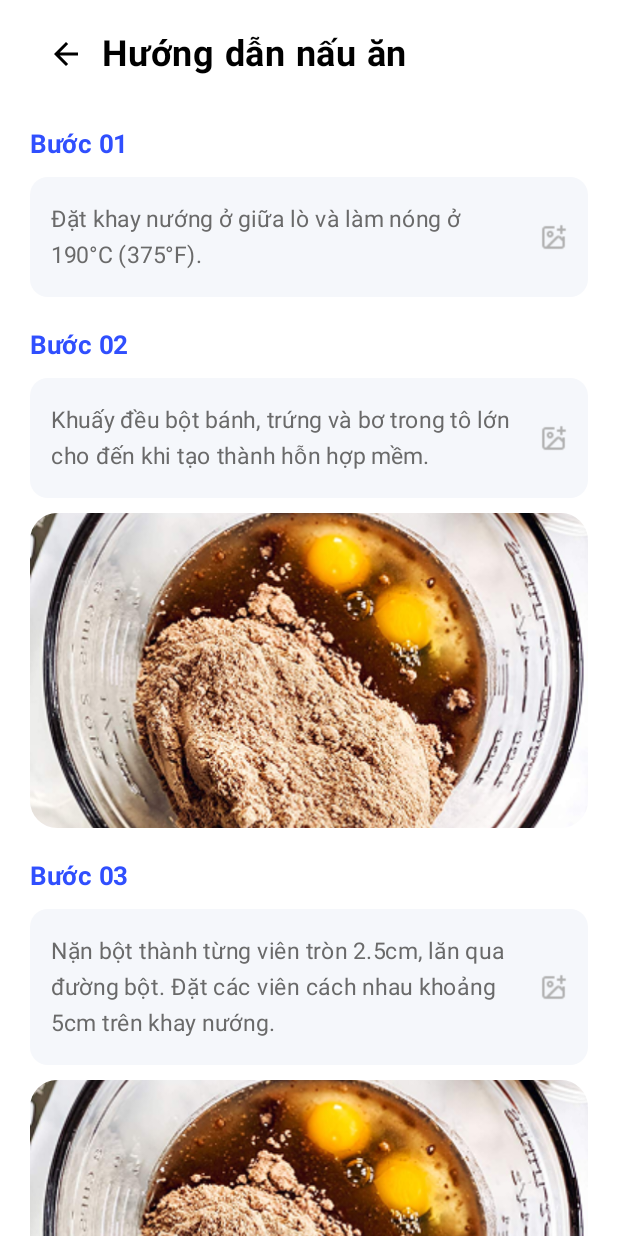
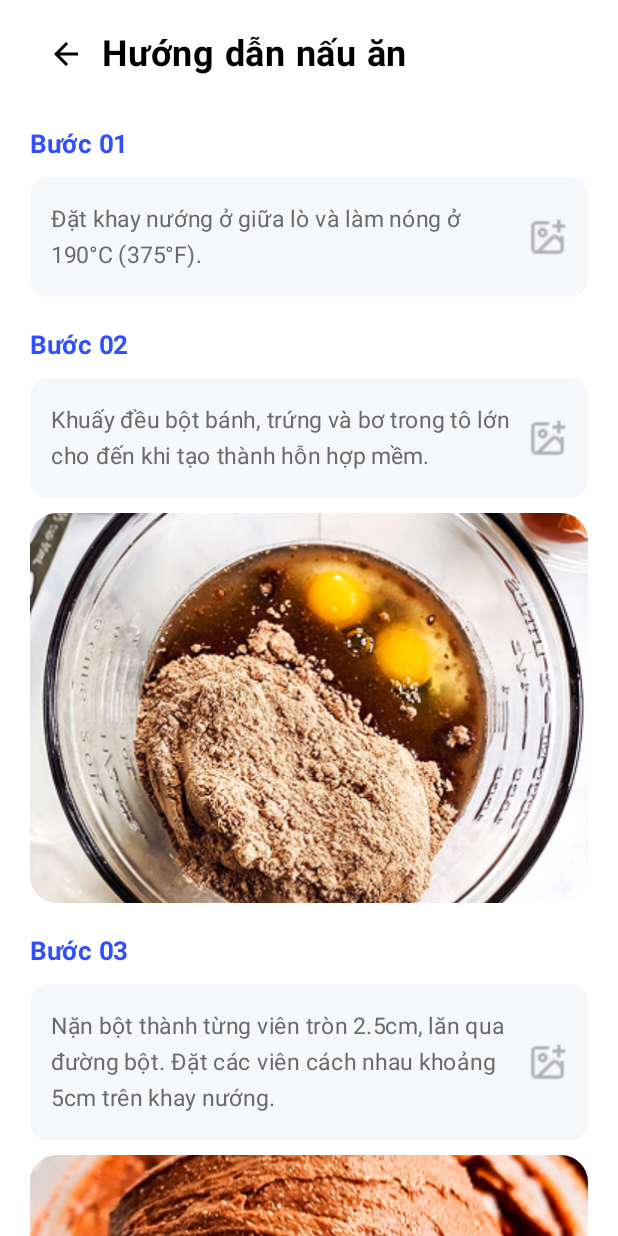
Before and after one commit to NguyenHoangLe0701/NutriCook, an Android app built with Jetpack Compose: the RecipeDirectionsScreen screen opened through its navigation route, on a phone screen of 412 x 824 dp. Run offline under Robolectric (Android 15) with nearby library versions, the phone set to English and light mode, and no system bars; our stand-ins replace Dagger/Hilt's generated code.

Commit message:
Thêm ảnh và cải thiện giao diện cho file RecipeDirectionsScreen.kt

```diff
--- a/app/src/main/java/com/example/nutricook/ui/theme/components/screens/recipes/RecipeDirectionsScreen.kt
+++ b/app/src/main/java/com/example/nutricook/ui/theme/components/screens/recipes/RecipeDirectionsScreen.kt
@@ -39,8 +39,8 @@ fun RecipeDirectionsScreen(navController: NavController) {
     val danhSachBuoc = listOf(
         BuocNauAn("Đặt khay nướng ở giữa lò và làm nóng ở 190°C (375°F)."),
         BuocNauAn("Khuấy đều bột bánh, trứng và bơ trong tô lớn cho đến khi tạo thành hỗn hợp mềm.", true, R.drawable.mix_egg),
-        BuocNauAn("Nặn bột thành từng viên tròn 2.5cm, lăn qua đường bột. Đặt các viên cách nhau khoảng 5cm trên khay nướng.", true, R.drawable.mix_egg),
-        BuocNauAn("Nướng trong lò đã làm nóng sẵn, mỗi lần 1 khay, đến khi rìa bánh cứng và mặt bánh hơi nứt (khoảng 9–11 phút). Để nguội 3 phút trên khay, sau đó chuyển ra giá để nguội hoàn toàn.", true, R.drawable.mix_egg)
+        BuocNauAn("Nặn bột thành từng viên tròn 2.5cm, lăn qua đường bột. Đặt các viên cách nhau khoảng 5cm trên khay nướng.", true, R.drawable.img_dough),
+        BuocNauAn("Nướng trong lò đã làm nóng sẵn, mỗi lần 1 khay, đến khi rìa bánh cứng và mặt bánh hơi nứt (khoảng 9–11 phút). Để nguội 3 phút trên khay, sau đó chuyển ra giá để nguội hoàn toàn.", true, R.drawable.img_bake)
     )
 
     LazyColumn(
@@ -110,7 +110,7 @@ fun RecipeDirectionsScreen(navController: NavController) {
                             painter = painterResource(id = R.drawable.icon_upload),
                             contentDescription = "Thêm ảnh minh họa",
                             modifier = Modifier
-                                .size(28.dp)
+                                .size(36.dp)
                                 .padding(start = 10.dp),
                             tint = Color(0xFFB0B0B0)
                         )
@@ -123,9 +123,9 @@ fun RecipeDirectionsScreen(navController: NavController) {
                         contentDescription = "Ảnh bước ${index + 1}",
                         modifier = Modifier
                             .fillMaxWidth()
-                            .height(210.dp)
+                            .height(260.dp)
                             .clip(RoundedCornerShape(18.dp)),
-                        contentScale = ContentScale.Crop
+                        contentScale = ContentScale.FillWidth
                     )
                 }
             }
```
Also changed, not shown: app/src/main/res/drawable/img_bake.png (added), app/src/main/res/drawable/img_dough.png (added).
